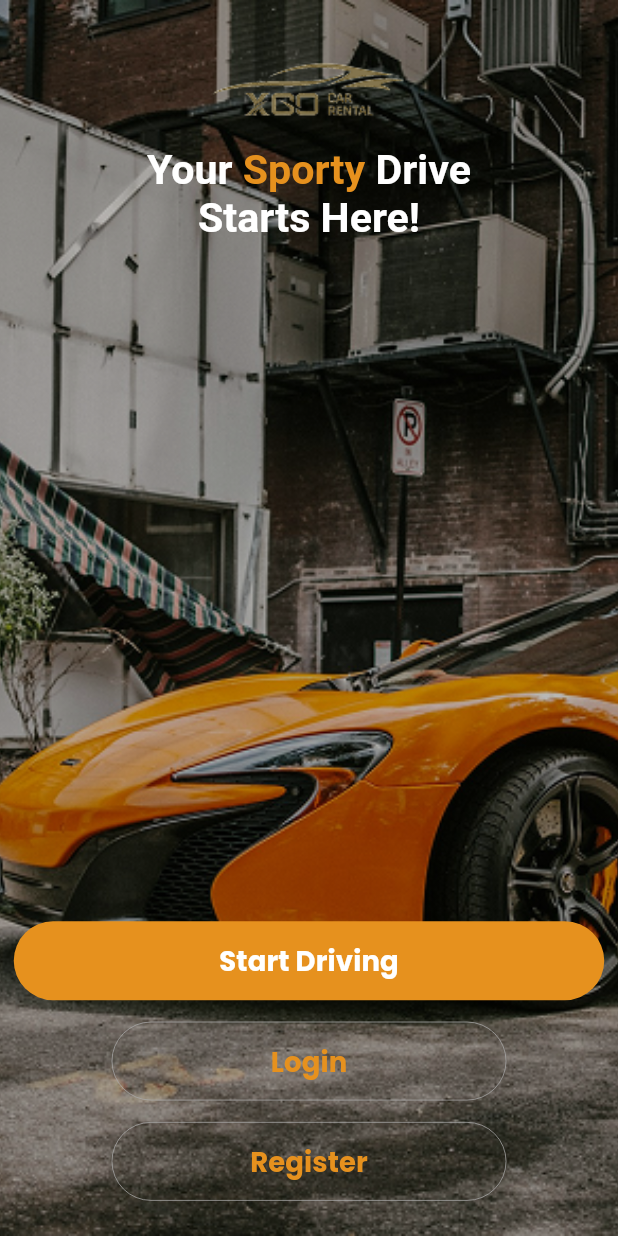
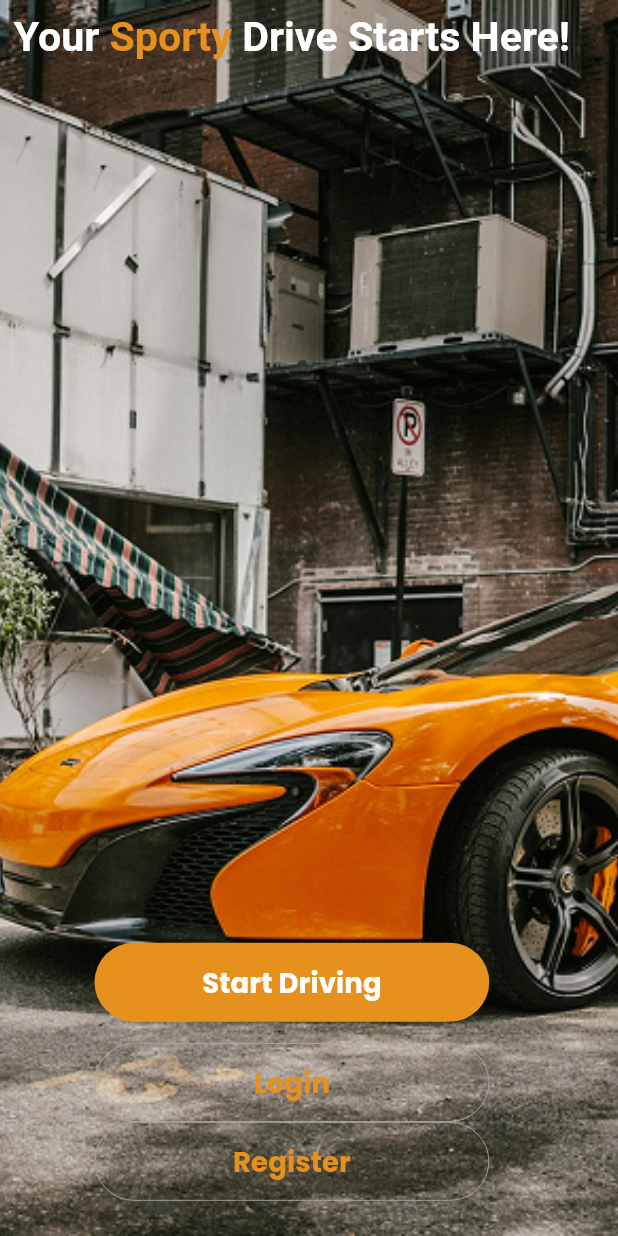
Before and after one commit to 4thPyramid/x_go, a Flutter app: the screen it shows after launch, on a phone screen of 412 x 824 dp. Run offline on Flutter 3.47's test engine with Material 3 defaults, Android fonts, the phone set to English and light mode, and no system bars; our stand-ins replace bloc, cached_network_image, dartz, dio, easy_localization, equatable and 14 more; project files that could hold a hidden picture were left out.

Commit message:
feat: Refactor app structure and enhance splash screen with new components

```diff
--- a/lib/core/common/widgets/custom_btn.dart
+++ b/lib/core/common/widgets/custom_btn.dart
@@ -8,22 +8,25 @@ class CustomButton extends StatelessWidget {
   final Color? backgroundColor;
   final Color? textColor;
   final double? height;
+  final double? width;
+
   final double? borderRadius;
 
   const CustomButton({
-    Key? key,
+    super.key,
     required this.text,
     required this.onPressed,
     this.backgroundColor,
     this.textColor,
     this.height,
+    this.width,
     this.borderRadius,
-  }) : super(key: key);
+  });
 
   @override
   Widget build(BuildContext context) {
     return SizedBox(
-      width: double.infinity,
+      width: width ?? 230.w,
       height: height ?? 56.h,
       child: ElevatedButton(
         onPressed: onPressed,
--- /dev/null
+++ b/lib/features/splash/components/form_Splash.dart
@@ -0,0 +1,67 @@
+import 'package:flutter/material.dart';
+import 'package:flutter_screenutil/flutter_screenutil.dart';
+import 'package:go_router/go_router.dart';
+import 'package:x_go/core/common/widgets/custom_btn.dart';
+import 'package:x_go/core/routes/router_names.dart';
+import 'package:x_go/core/theme/app_colors.dart';
+
+Widget formSplash(BuildContext context) {
+  return Column(
+    children: [
+      CustomButton(
+        height: 44.h,
+        width: 230.w,
+        text: 'Start Driving',
+        onPressed: () {
+          context.go(RouterNames.app);
+        },
+      ),
+      SizedBox(height: 12.h),
+      SizedBox(
+        height: 44.h,
+        width: 230.w,
+        child: OutlinedButton(
+          onPressed: () {},
+          style: OutlinedButton.styleFrom(
+            backgroundColor: Colors.transparent,
+            side: BorderSide(color: AppColors.grey, width: .5.w),
+            shape: RoundedRectangleBorder(
+              borderRadius: BorderRadius.circular(28.r),
+            ),
+          ),
+          child: Text(
+            'Login',
+            style: TextStyle(
+              color: AppColors.primaryColor,
+              fontWeight: FontWeight.bold,
+              fontSize: 16.sp,
+            ),
+          ),
+        ),
+      ),
+      SizedBox(
+        height: 44.h,
+        width: 230.w,
+        child: OutlinedButton(
+          onPressed: () {},
+          style: OutlinedButton.styleFrom(
+            backgroundColor: Colors.transparent,
+            side: BorderSide(color: AppColors.grey, width: .5.w),
+            shape: RoundedRectangleBorder(
+              borderRadius: BorderRadius.circular(28),
+            ),
+          ),
+          child: Text(
+            'Register',
+            style: TextStyle(
+              color: AppColors.primaryColor,
+              fontWeight: FontWeight.bold,
+              fontSize: 16.sp,
+            ),
+          ),
+        ),
+      ),
+      SizedBox(height: 12.h),
+    ],
+  );
+}
--- a/lib/features/splash/views/splash_view.dart
+++ b/lib/features/splash/views/splash_view.dart
@@ -2,12 +2,14 @@ import 'package:flutter/material.dart';
 import 'package:flutter_screenutil/flutter_screenutil.dart';
 import 'package:go_router/go_router.dart';
 import 'package:x_go/core/common/widgets/custom_btn.dart';
+import 'package:x_go/core/common/widgets/logo.dart';
 import 'package:x_go/core/routes/router_names.dart';
+import 'package:x_go/core/services/payment_service.dart';
+import 'package:x_go/core/theme/app_colors.dart';
 import 'package:x_go/core/utils/app_assets.dart';
 import 'package:x_go/core/utils/app_image_view.dart';
-import 'package:x_go/features/splash/components/dark_overlay.dart';
-import 'package:x_go/features/splash/components/header_splash.dart';
-import 'package:x_go/features/splash/widgets/outline_button.dart';
+import 'package:x_go/features/splash/components/form_Splash.dart';
+import 'package:x_go/features/splash/widgets/build_splash_rich_text.dart';
 
 class SplashView extends StatelessWidget {
   const SplashView({super.key});
@@ -17,75 +19,27 @@ class SplashView extends StatelessWidget {
     return Scaffold(
       body: Stack(
         children: [
-          // Background Image
-          SizedBox.expand(
-            child: AppImageView(AppAssets.splash, fit: BoxFit.cover),
+          SizedBox(
+            height: double.infinity,
+            child: AppImageView(
+              AppAssets.splash,
+              fit: BoxFit.cover,
+            ),
           ),
-          // Dark Overlay
-          darkOverlay(),
-          // Content
-          SafeArea(
-            child: Padding(
-              padding: EdgeInsets.all(8.w),
-              child: Column(
-                children: [
-                  SizedBox(height: 20.h),
-                  // ElevatedButton(
-                  //   onPressed: () async {
-                  //     final authToken = await PaymobService.getAuthToken();
-                  //     final orderId = await PaymobService.createOrder(
-                  //       authToken,
-                  //       int.parse('100') * 100,
-                  //     );
-                  //     final paymentKey = await PaymobService.getPaymentKey(
-                  //       authToken,
-                  //       orderId,
-                  //       int.parse('100') * 100,
-                  //     );
-                  //     String paymentUrl =
-                  //         "https://accept.paymob.com/api/acceptance/iframes/905872?payment_token=$paymentKey";
-                  //     // ignore: use_build_context_synchronously
-                  //     Navigator.push(
-                  //       context,
-                  //       MaterialPageRoute(
-                  //         builder: (context) =>
-                  //             PaymobPaymentScreen(iframeUrl: paymentUrl),
-                  //       ),
-                  //     );
-                  //   },
-                  //   child: Text('Test'),
-                  // ), // Logo
-                  Center(child: AppImageView(AppAssets.logo)),
-                  SizedBox(height: 10.h),
-                  HeaderSplash(),
-                  Spacer(),
-                  CustomButton(
-                    height: 44.h,
-
-                    text: 'Start Driving',
-                    onPressed: () => context.go(RouterNames.app),
-                  ),
-                  SizedBox(height: 12.h),
-                  buildOutlineButton(
-                    text: 'Login',
-                    onPressed: () {
-                      context.go(RouterNames.auth, extra: 0);
-                    },
-                  ),
-                  SizedBox(height: 12.h),
-                  buildOutlineButton(
-                    text: 'Register',
-                    onPressed: () {
-                      context.go(RouterNames.auth, extra: 1);
-                    },
-                  ),
-                  SizedBox(height: 12.h),
-                ],
-              ),
+          Padding(
+            padding:  EdgeInsets.all(8.0.r),
+            child: Column(
+              children: [
+                buildSplashRichText(),
+                Spacer(),
+               formSplash(context),
+              ],
             ),
           ),
         ],
       ),
     );
   }
+
+
 }
--- /dev/null
+++ b/lib/features/splash/widgets/build_splash_rich_text.dart
@@ -0,0 +1,35 @@
+import 'package:flutter/material.dart';
+import 'package:flutter_screenutil/flutter_screenutil.dart';
+import 'package:x_go/core/theme/app_colors.dart';
+
+Widget buildSplashRichText() {
+  return RichText(
+    textAlign: TextAlign.center,
+    text: TextSpan(
+      text: 'Your ',
+      style: TextStyle(
+        fontSize: 24.sp,
+        fontWeight: FontWeight.bold,
+        color: Colors.white,
+      ),
+      children: [
+        TextSpan(
+          text: 'Sporty ',
+          style: TextStyle(color: AppColors.primaryColor),
+        ),
+        TextSpan(
+          text: 'Drive ',
+          style: TextStyle(color: Colors.white),
+        ),
+        TextSpan(
+          text: 'Starts ',
+          style: TextStyle(color: Colors.white),
+        ),
+        TextSpan(
+          text: 'Here!',
+          style: TextStyle(color: Colors.white),
+        ),
+      ],
+    ),
+  );
+}
```
Also changed, not shown: lib/app.dart (+7 -2 lines), lib/core/routes/app_routers.dart (+3 -11 lines), lib/features/filter/presentation/widgets/filter_header.dart (+12 -6 lines), lib/features/home/presentation/components/search_component.dart (+12 -2 lines), lib/features/home/presentation/view/home_view.dart (+3 -8 lines), lib/features/splash/splash_view.dart (deleted, +0 -118 lines), lib/features/splash/widgets/dark_overlay.dart (renamed from lib/features/splash/components/dark_overlay.dart), lib/features/splash/widgets/header_splash.dart (renamed from lib/features/splash/components/header_splash.dart).
